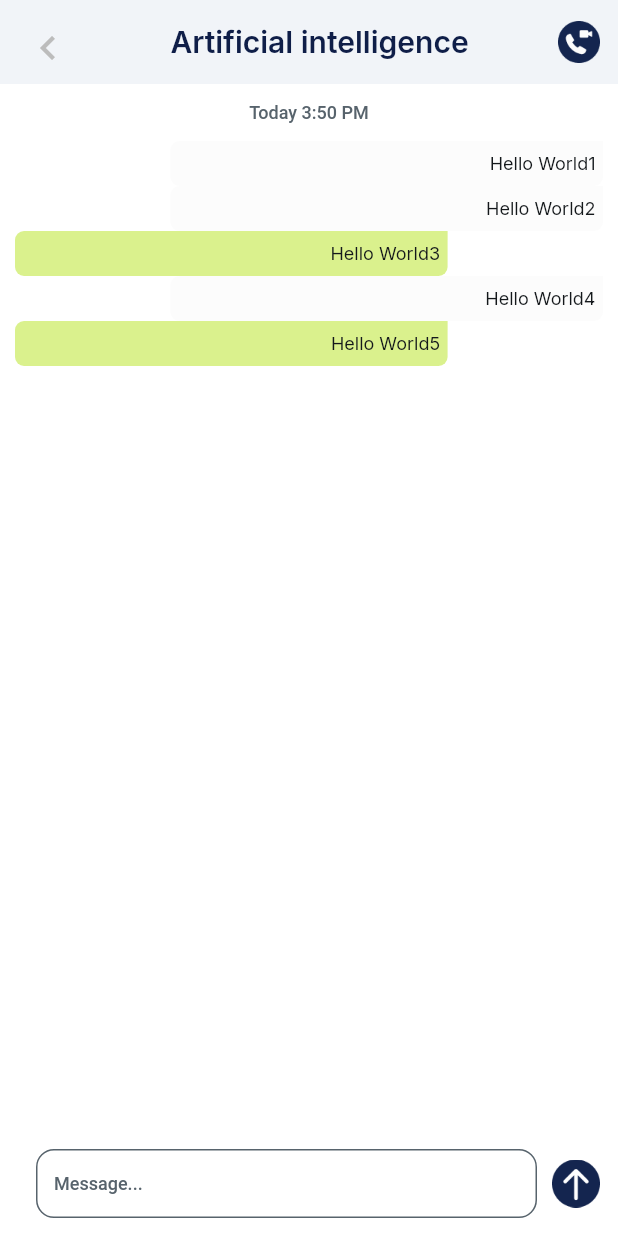
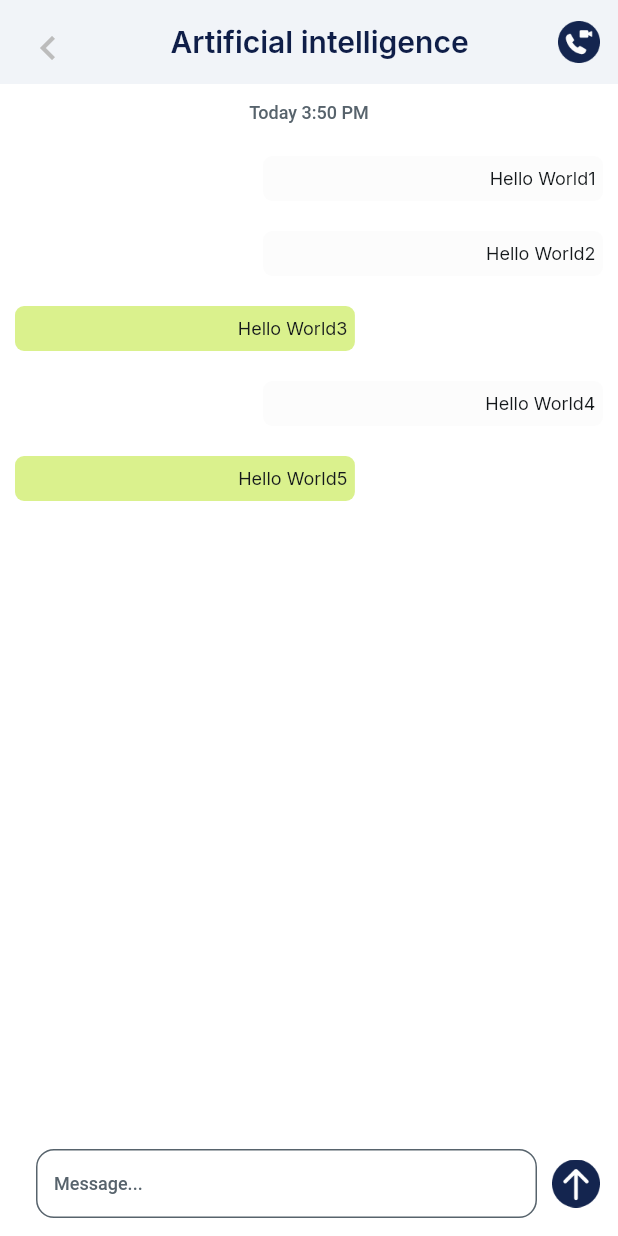
Before and after one commit to Lxymeteor/flutterflowDemo, a Flutter app: the ChatPageWidget screen opened by its route, on a phone screen of 412 x 824 dp. Run offline on Flutter 3.47's test engine with Material 3 defaults, Android fonts, the phone set to English and light mode, and no system bars; our stand-ins replace auto_size_text, cached_network_image, dropdown_button2, equatable, font_awesome_flutter, from_css_color and 6 more; missing offline and left inert: json_path, mime_type; accounts and stored records are empty; network calls fail; Roboto replaces fonts that are missing (Readex Pro).

Commit message:
Updating to latest FlutterFlow output.

```diff
--- a/lib/pages/chat_page/chat_page_widget.dart
+++ b/lib/pages/chat_page/chat_page_widget.dart
@@ -163,14 +163,13 @@ class _ChatPageWidgetState extends State<ChatPageWidget> {
                                     ),
                                     0.0),
                                 child: Padding(
-                                  padding: const EdgeInsetsDirectional.fromSTEB(
-                                      10.0, 0.0, 10.0, 0.0),
+                                  padding: const EdgeInsets.all(10.0),
                                   child: Container(
                                     constraints: BoxConstraints(
                                       minHeight: 30.0,
                                       maxWidth:
                                           MediaQuery.sizeOf(context).width *
-                                              0.7,
+                                              0.55,
                                     ),
                                     decoration: BoxDecoration(
                                       color: chatListItem.sendUserId == 1
@@ -180,9 +179,17 @@ class _ChatPageWidgetState extends State<ChatPageWidget> {
                                         bottomLeft: Radius.circular(6.0),
                                         bottomRight: Radius.circular(6.0),
                                         topLeft: Radius.circular(6.0),
-                                        topRight: Radius.circular(0.0),
+                                        topRight: Radius.circular(6.0),
                                       ),
                                     ),
+                                    alignment: AlignmentDirectional(
+                                        valueOrDefault<double>(
+                                          chatListItem.sendUserId == 1
+                                              ? 1.0
+                                              : -1.0,
+                                          0.0,
+                                        ),
+                                        0.0),
                                     child: Align(
                                       alignment: const AlignmentDirectional(1.0, 0.0),
                                       child: Padding(
```
